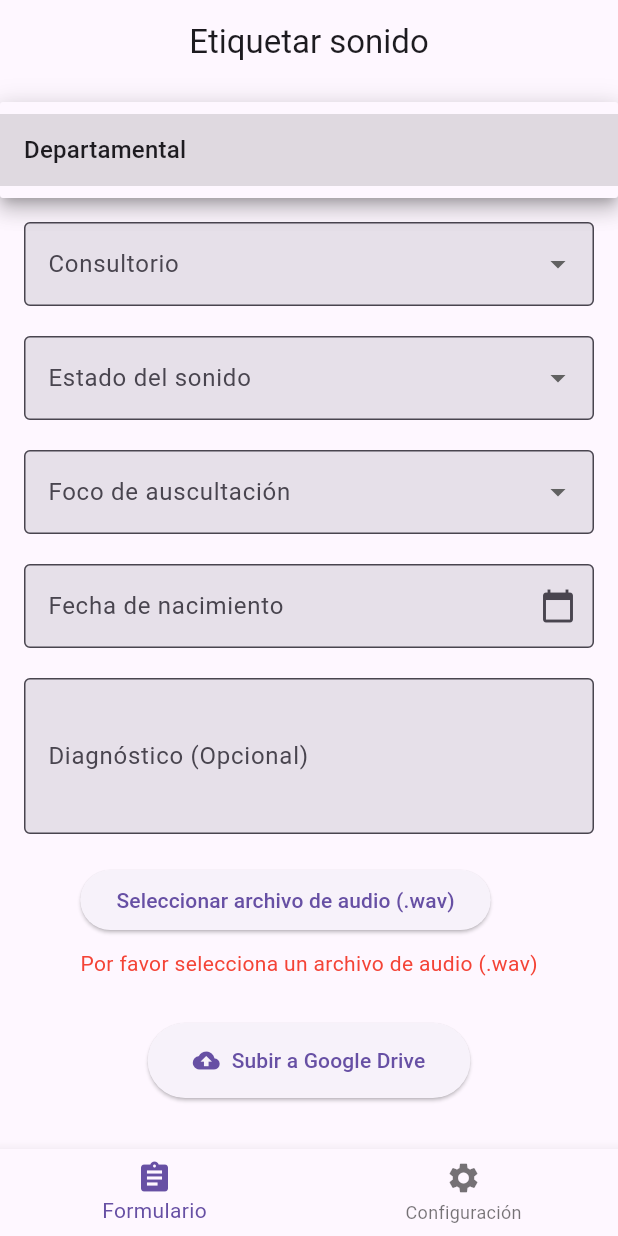
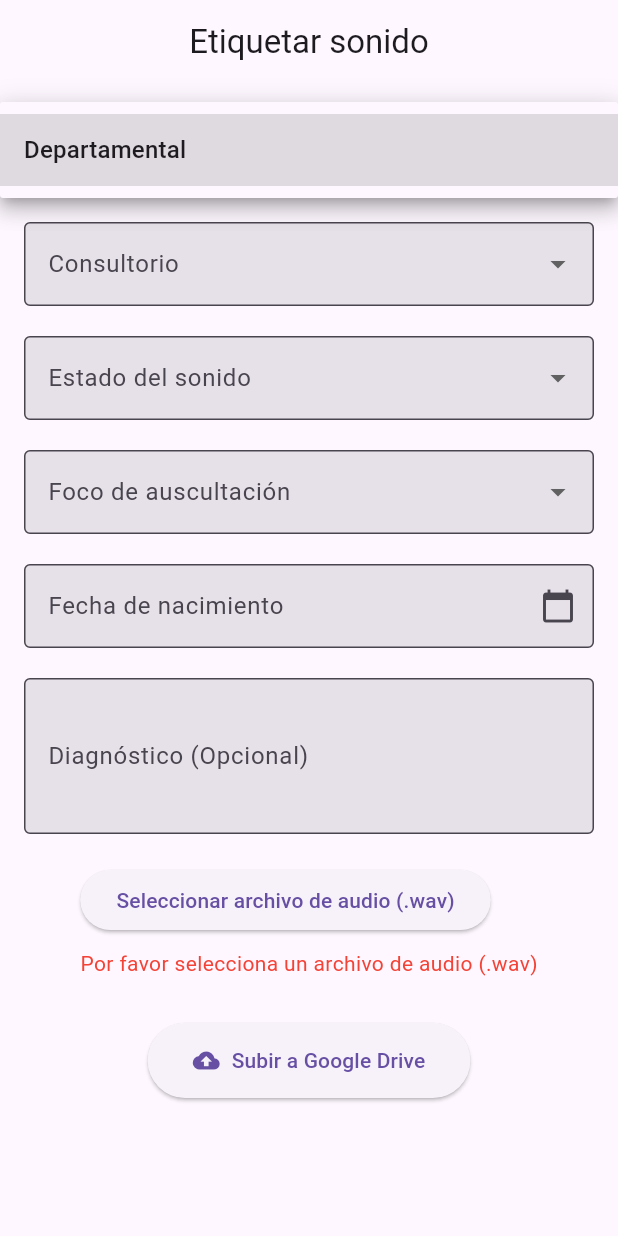
Before and after one commit to devRealpe/ASCS-Medical, a Flutter app: the screen it shows after launch, after a tap on "Hospital", on a phone screen of 412 x 824 dp. Run offline on Flutter 3.47's test engine with Material 3 defaults, Android fonts, the phone set to English and light mode, and no system bars; our stand-ins replace file_picker, googleapis_auth; missing offline and left inert: googleapis; project files that could hold a hidden picture were left out.

Commit message:
refactor(ui): limpieza general de la interfaz

```diff
--- a/lib/main.dart
+++ b/lib/main.dart
@@ -1,7 +1,6 @@
 // Importaciones de paquetes y archivos locales
 import 'package:flutter/material.dart';
 import 'package:app_ascs/ui/pages/form/form.dart'; // Página del formulario principal
-import 'package:app_ascs/ui/pages/navbar/navbar.dart'; // Componente de barra de navegación persistente
 
 // Punto de entrada principal de la aplicación
 void main() {
@@ -13,42 +12,12 @@ void main() {
 class MyApp extends StatelessWidget {
   const MyApp({super.key});
 
-  // Método principal de construcción de la interfaz
   @override
   Widget build(BuildContext context) {
     return MaterialApp(
-      title: 'ASCS Medical', // Nombre de la aplicación
-      theme: ThemeData(
-        primarySwatch: Colors.blue, // Color principal de la aplicación
-        // Puedes añadir más personalizaciones del tema aquí:
-        // - appBarTheme
-        // - textTheme
-        // - inputDecorationTheme
-      ),
-      // Configuración de la pantalla principal con navegación persistente
-      home: PersistentBottomBarScaffold(
-        items: [
-          // Primer tab - Formulario principal
-          PersistentTabItem(
-            tab: const FormularioCompletoPage(), // Widget del formulario
-            title: 'Formulario', // Título en la barra de navegación
-            icon: Icons.assignment, // Icono del tab
-            navigatorkey: GlobalKey<
-                NavigatorState>(), // Key para navegación independiente
-          ),
-          // Segundo tab - Configuración (actualmente Placeholder)
-          PersistentTabItem(
-            tab:
-                const Placeholder(), // Widget temporal - reemplazar con SettingsPage
-            title: 'Configuración',
-            icon: Icons.settings,
-            navigatorkey: GlobalKey<NavigatorState>(),
-          ),
-        ],
-      ),
-      // Configuraciones adicionales recomendadas:
-      // debugShowCheckedModeBanner: false, // Eliminar banner DEBUG
-      // routes: {} // Para manejar rutas con nombre
+      title: 'Aplicación ASCS',
+      theme: ThemeData(primarySwatch: Colors.blue),
+      home: const FormularioCompletoPage(),
     );
   }
 }
--- a/lib/ui/pages/navbar/navbar.dart
+++ /dev/null
@@ -1,93 +0,0 @@
-import 'package:flutter/material.dart'; // Asegúrate de que esta importación sea correcta
-
-class PersistentBottomBarScaffold extends StatefulWidget {
-  /// pass the required items for the tabs and BottomNavigationBar
-  final List<PersistentTabItem> items;
-
-  const PersistentBottomBarScaffold({super.key, required this.items});
-
-  @override
-  PersistentBottomBarScaffoldState createState() =>
-      PersistentBottomBarScaffoldState();
-}
-
-class PersistentBottomBarScaffoldState
-    extends State<PersistentBottomBarScaffold> {
-  int _selectedTab = 0;
-
-  @override
-  Widget build(BuildContext context) {
-    // ignore: deprecated_member_use
-    return WillPopScope(
-      onWillPop: () async {
-        /// Check if curent tab can be popped
-        if (widget.items[_selectedTab].navigatorkey?.currentState?.canPop() ??
-            false) {
-          widget.items[_selectedTab].navigatorkey?.currentState?.pop();
-          return false;
-        } else {
-          // if current tab can't be popped then use the root navigator
-          return true;
-        }
-      },
-      child: Scaffold(
-        /// Using indexedStack to maintain the order of the tabs and the state of the
-        /// previously opened tab
-        body: IndexedStack(
-          index: _selectedTab,
-          children: widget.items
-              .map((page) => Navigator(
-                    /// Each tab is wrapped in a Navigator so that naigation in
-                    /// one tab can be independent of the other tabs
-                    key: page.navigatorkey,
-                    onGenerateInitialRoutes: (navigator, initialRoute) {
-                      return [
-                        MaterialPageRoute(builder: (context) => page.tab)
-                      ];
-                    },
-                  ))
-              .toList(),
-        ),
-
-        /// Define the persistent bottom bar
-        bottomNavigationBar: BottomNavigationBar(
-          currentIndex: _selectedTab,
-          onTap: (index) {
-            /// Check if the tab that the user is pressing is currently selected
-            if (index == _selectedTab) {
-              /// if you want to pop the current tab to its root then use
-              widget.items[index].navigatorkey?.currentState
-                  ?.popUntil((route) => route.isFirst);
-
-              /// if you want to pop the current tab to its last page
-              /// then use
-              // widget.items[index].navigatorkey?.currentState?.pop();
-            } else {
-              setState(() {
-                _selectedTab = index;
-              });
-            }
-          },
-          items: widget.items
-              .map((item) => BottomNavigationBarItem(
-                  icon: Icon(item.icon), label: item.title))
-              .toList(),
-        ),
-      ),
-    );
-  }
-}
-
-/// Model class that holds the tab info for the [PersistentBottomBarScaffold]
-class PersistentTabItem {
-  final Widget tab;
-  final GlobalKey<NavigatorState>? navigatorkey;
-  final String title;
-  final IconData icon;
-
-  PersistentTabItem(
-      {required this.tab,
-      this.navigatorkey,
-      required this.title,
-      required this.icon});
-}
```
